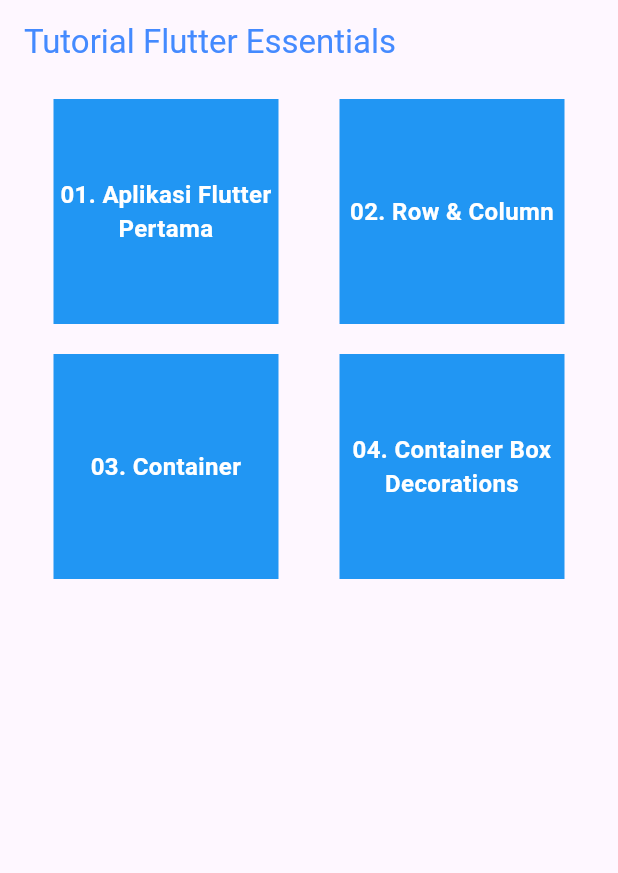
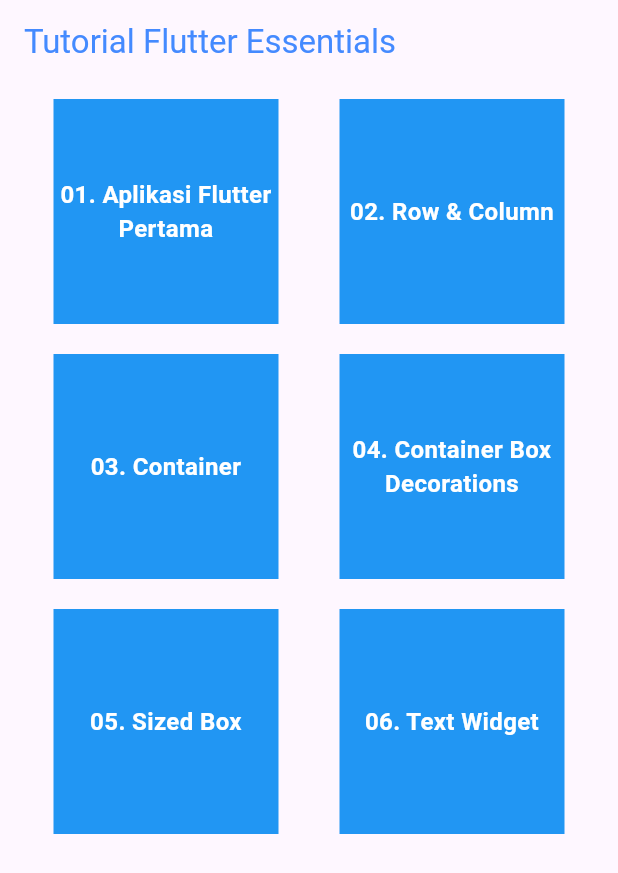
Before and after one commit to farabie/flutter_2024, a Flutter app: the screen it shows after launch, on a phone screen of 412 x 824 dp. Shown: the top 873 px of the screen. Run offline on Flutter 3.47's test engine with Material 3 defaults, Android fonts, the phone set to English and light mode, and no system bars.

Commit message:
Sized Box Tutorial

```diff
--- a/lib/main.dart
+++ b/lib/main.dart
@@ -3,6 +3,8 @@
 import 'package:flutter_2024/ui/pages/container_boxdecoration.dart';
 import 'package:flutter_2024/ui/pages/first_flutter.dart';
 import 'package:flutter_2024/ui/pages/row_column_flutter.dart';
+import 'package:flutter_2024/ui/pages/sized_box.dart';
+import 'package:flutter_2024/ui/pages/text_widget_tutorial.dart';
 
 void main() {
   runApp(const MyApp());
@@ -46,11 +48,18 @@
             const RowColumn(),
             context: context,
           ),
-           widgetMenu(
+          widgetMenu(
             "03. Container",
             "04. Container Box Decorations",
             const BelajarContainer(),
             const ContainerBoxDecoration(),
+            context: context,
+          ),
+          widgetMenu(
+            "05. Sized Box",
+            "06. Text Widget",
+            const SizedBoxTutorial(),
+            const TextWidgetTutorial(),
             context: context,
           ),
         ],
--- /dev/null
+++ b/lib/ui/pages/text_widget_tutorial.dart
@@ -0,0 +1,17 @@
+import 'package:flutter/material.dart';
+
+class TextWidgetTutorial extends StatelessWidget {
+  const TextWidgetTutorial({super.key});
+
+  @override
+  Widget build(BuildContext context) {
+    return Scaffold(
+      appBar: AppBar(
+        title: const Text("Text Widget Tutorial"),
+      ),
+      body: const Center(
+        child: Text("Text Widget Tutorial"),
+      ),
+    );
+  }
+}
```
Also changed, not shown: lib/ui/pages/sized_box.dart (added, +32 -0 lines).
